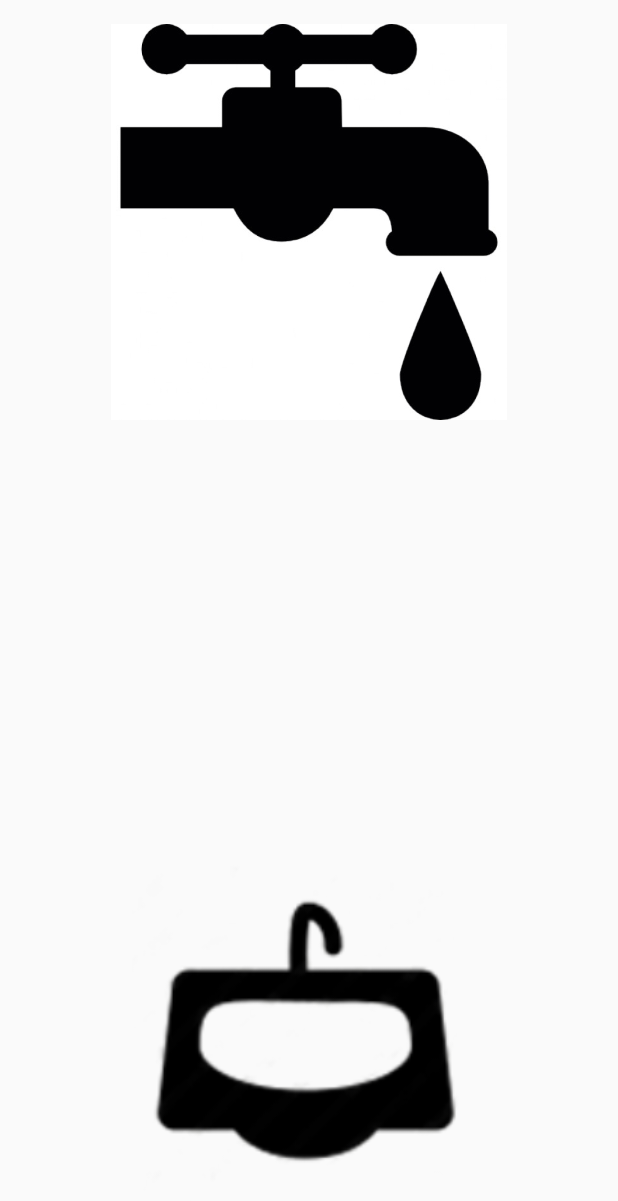
After one commit to mgtriffid/game-of-jars, an Android app: the layout activity_game.xml on its own in the app's theme, with its tools: preview values and no code run, on a phone screen of 412 x 824 dp. The commit adds this screen. Shown: the top 1201 px of the screen. Run offline under Robolectric (Android 15) with nearby library versions, the phone set to English and light mode, and no system bars.

```diff
--- a/app/build.gradle
+++ b/app/build.gradle
@@ -30,6 +30,7 @@ dependencies {
     compile "org.jetbrains.kotlin:kotlin-stdlib:$kotlin_version"
     compile "org.jetbrains.kotlin:kotlin-runtime:$kotlin_version"
     compile "com.google.code.gson:gson:2.7"
+    compile group: 'commons-io', name: 'commons-io', version: '2.5'
 }
 repositories {
     mavenCentral()
--- a/app/src/main/AndroidManifest.xml
+++ b/app/src/main/AndroidManifest.xml
@@ -17,6 +17,8 @@
         </activity>
         <activity android:name=".activities.LevelsActivity">
         </activity>
+        <activity android:name=".activities.GameActivity">
+        </activity>
     </application>
 
 </manifest>
--- /dev/null
+++ b/app/src/main/kotlin/com/mgtriffid/gameofjars/game/DragFlow.kt
@@ -0,0 +1,6 @@
+package com.mgtriffid.gameofjars.game
+
+/**
+ * Created by mgtriffid on 14.08.16.
+ */
+class DragFlow(val source: Producer, val callback: () -> Unit)
--- /dev/null
+++ b/app/src/main/kotlin/com/mgtriffid/gameofjars/game/SavedState.kt
@@ -0,0 +1,6 @@
+package com.mgtriffid.gameofjars.game
+
+/**
+ * Created by mgtriffid on 14.08.16.
+ */
+class SavedState(val levelsCompletion: MutableList<Int>)
--- /dev/null
+++ b/app/src/main/res/layout/activity_game.xml
@@ -0,0 +1,39 @@
+<?xml version="1.0" encoding="utf-8"?>
+<RelativeLayout
+        xmlns:android="http://schemas.android.com/apk/res/android"
+        xmlns:tools="http://schemas.android.com/tools"
+        android:layout_width="match_parent"
+        android:layout_height="match_parent"
+        android:paddingLeft="@dimen/activity_horizontal_margin"
+        android:paddingRight="@dimen/activity_horizontal_margin"
+        android:paddingTop="@dimen/activity_vertical_margin"
+        android:paddingBottom="@dimen/activity_vertical_margin"
+        tools:context=".activities.GameActivity">
+
+    <LinearLayout
+            android:layout_width="match_parent"
+            android:layout_height="match_parent"
+            android:orientation="vertical"
+    >
+        <ImageView
+                android:layout_width="match_parent"
+                android:layout_height="match_parent"
+                android:src="@drawable/supply"
+                android:layout_weight="1"
+                android:id="@+id/supply"/>
+        <LinearLayout
+                android:layout_width="match_parent"
+                android:layout_height="match_parent"
+                android:layout_weight="1"
+                android:id="@+id/buckets"
+                android:orientation="horizontal">
+
+        </LinearLayout>
+        <ImageView
+                android:layout_width="match_parent"
+                android:layout_height="match_parent"
+                android:src="@drawable/sink"
+                android:layout_weight="1"
+                android:id="@+id/sink"/>
+    </LinearLayout>
+</RelativeLayout>
```
Also changed, not shown: app/src/main/kotlin/com/mgtriffid/gameofjars/activities/GameActivity.kt (added, +99 -0 lines), app/src/main/kotlin/com/mgtriffid/gameofjars/activities/LevelsActivity.kt (+20 -5 lines), app/src/main/kotlin/com/mgtriffid/gameofjars/game/Bucket.kt (added, +18 -0 lines), app/src/main/kotlin/com/mgtriffid/gameofjars/game/Consumer.kt (added, +9 -0 lines), app/src/main/kotlin/com/mgtriffid/gameofjars/game/LevelSettings.kt (added, +8 -0 lines), app/src/main/kotlin/com/mgtriffid/gameofjars/game/Producer.kt (added, +10 -0 lines), app/src/main/kotlin/com/mgtriffid/gameofjars/game/Sink.kt (added, +12 -0 lines), app/src/main/kotlin/com/mgtriffid/gameofjars/game/Tap.kt (added, +12 -0 lines), app/src/main/res/raw/level1.json (added, +13 -0 lines), app/src/main/res/drawable/drop.png (added), app/src/main/res/drawable/sink.png (added), app/src/main/res/drawable/supply.jpg (added).
